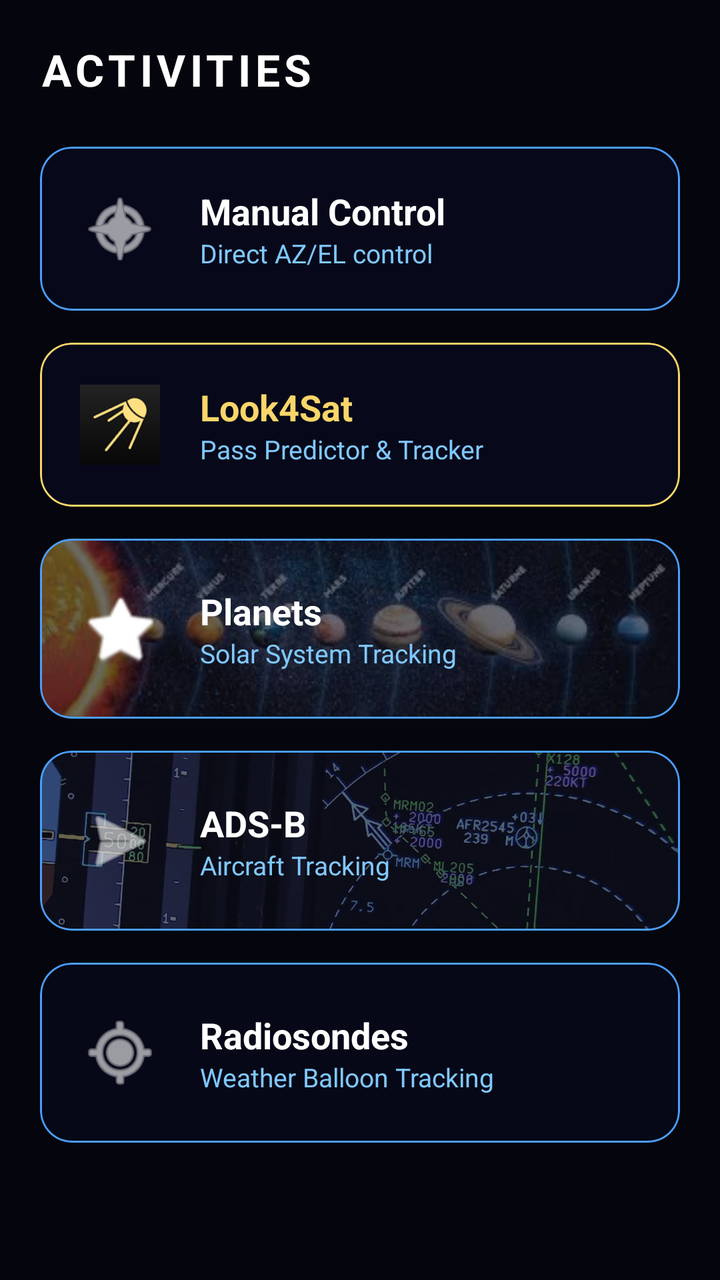
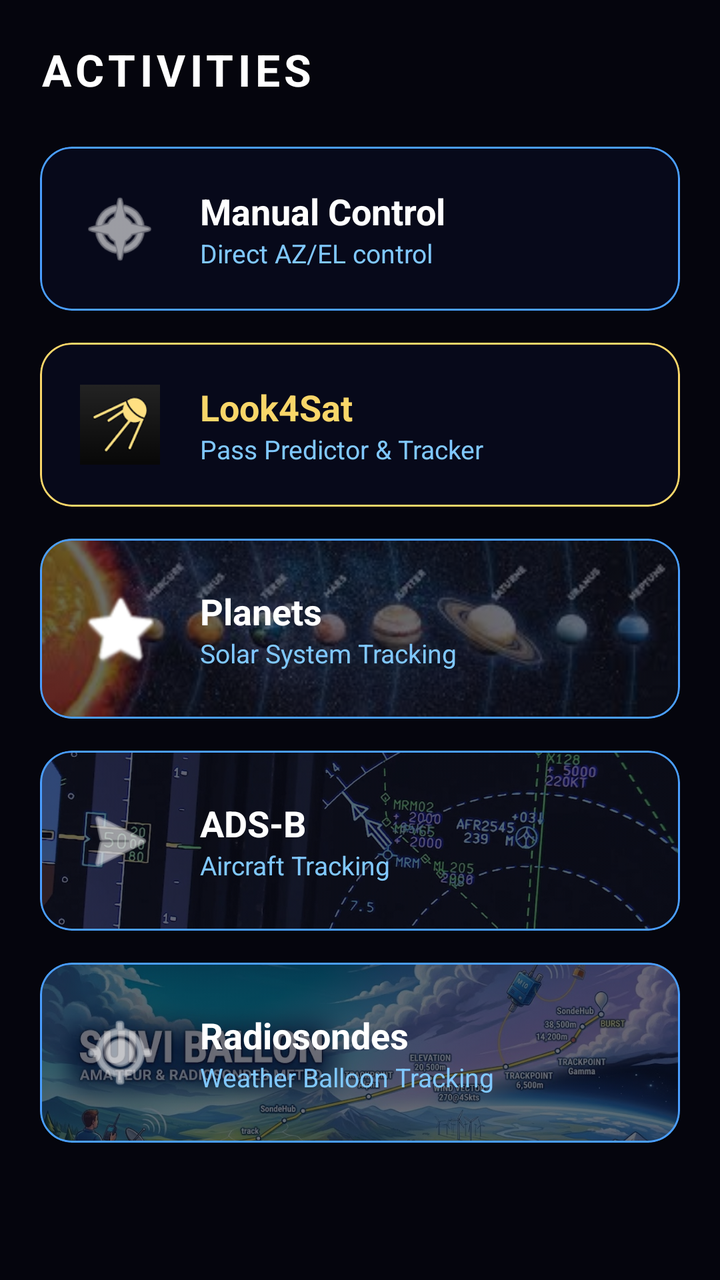

The first picture is an Android layout as it rendered before a commit; the second is the same layout after the commit. The layout source and the unified diff follow.
<!-- AndroidManifest.xml: application theme Theme.F4DIWRotatorApp -->
<!-- res/layout/fragment_home.xml -->
<?xml version="1.0" encoding="utf-8"?>
<ScrollView xmlns:android="http://schemas.android.com/apk/res/android"
    xmlns:app="http://schemas.android.com/apk/res-auto"
    android:layout_width="match_parent"
    android:layout_height="match_parent"
    android:background="@color/bg_main">

    <LinearLayout
        android:layout_width="match_parent"
        android:layout_height="wrap_content"
        android:orientation="vertical"
        android:padding="20dp">

        <TextView
            android:layout_width="match_parent"
            android:layout_height="wrap_content"
            android:text="@string/title_home"
            android:textColor="@color/white"
            android:textSize="22sp"
            android:textStyle="bold"
            android:letterSpacing="0.1"
            android:layout_marginBottom="24dp" />

        
        <com.google.android.material.card.MaterialCardView
            android:id="@+id/cardManual"
            android:layout_width="match_parent"
            android:layout_height="wrap_content"
            android:layout_marginBottom="16dp"
            android:clickable="true"
            android:focusable="true"
            app:cardCornerRadius="16dp"
            app:cardBackgroundColor="@color/bg_card"
            app:strokeWidth="1dp"
            app:strokeColor="@color/grid_blue">

            <LinearLayout
                android:layout_width="match_parent"
                android:layout_height="wrap_content"
                android:orientation="horizontal"
                android:padding="20dp"
                android:gravity="center_vertical">

                <ImageView
                    android:layout_width="40dp"
                    android:layout_height="40dp"
                    android:src="@android:drawable/ic_menu_compass"
                    app:tint="@color/white" />

                <LinearLayout
                    android:layout_width="0dp"
                    android:layout_height="wrap_content"
                    android:layout_weight="1"
                    android:orientation="vertical"
                    android:layout_marginStart="20dp">

                    <TextView
                        android:layout_width="wrap_content"
                        android:layout_height="wrap_content"
                        android:text="@string/activity_manual"
                        android:textColor="@color/white"
                        android:textSize="18sp"
                        android:textStyle="bold" />

                    <TextView
                        android:layout_width="wrap_content"
                        android:layout_height="wrap_content"
                        android:text="@string/activity_manual_sub"
                        android:textColor="@color/text_secondary"
                        android:textSize="13sp" />
                </LinearLayout>
            </LinearLayout>
        </com.google.android.material.card.MaterialCardView>

        
        <com.google.android.material.card.MaterialCardView
            android:id="@+id/cardLook4Sat"
            android:layout_width="match_parent"
            android:layout_height="wrap_content"
            android:layout_marginBottom="16dp"
            android:clickable="true"
            android:focusable="true"
            app:cardCornerRadius="16dp"
            app:cardBackgroundColor="@color/bg_card"
            app:strokeWidth="1dp"
            app:strokeColor="@color/look4sat_yellow">

            <LinearLayout
                android:layout_width="match_parent"
                android:layout_height="wrap_content"
                android:orientation="horizontal"
                android:padding="20dp"
                android:gravity="center_vertical">

                <ImageView
                    android:layout_width="40dp"
                    android:layout_height="40dp"
                    android:src="@drawable/look4sat_icon" />

                <LinearLayout
                    android:layout_width="0dp"
                    android:layout_height="wrap_content"
                    android:layout_weight="1"
                    android:orientation="vertical"
                    android:layout_marginStart="20dp">

                    <TextView
                        android:layout_width="wrap_content"
                        android:layout_height="wrap_content"
                        android:text="@string/activity_look4sat"
                        android:textColor="@color/look4sat_yellow"
                        android:textSize="18sp"
                        android:textStyle="bold" />

                    <TextView
                        android:layout_width="wrap_content"
                        android:layout_height="wrap_content"
                        android:text="@string/activity_look4sat_sub"
                        android:textColor="@color/text_secondary"
                        android:textSize="13sp" />
                </LinearLayout>
            </LinearLayout>
        </com.google.android.material.card.MaterialCardView>

        
        <com.google.android.material.card.MaterialCardView
            android:id="@+id/cardPlanets"
            android:layout_width="match_parent"
            android:layout_height="90dp"
            android:layout_marginBottom="16dp"
            android:clickable="true"
            android:focusable="true"
            app:cardCornerRadius="16dp"
            app:cardBackgroundColor="@color/bg_card"
            app:strokeWidth="1dp"
            app:strokeColor="@color/grid_blue">

            <FrameLayout
                android:layout_width="match_parent"
                android:layout_height="match_parent">

                
                <ImageView
                    android:layout_width="match_parent"
                    android:layout_height="match_parent"
                    android:src="@drawable/system_solaire"
                    android:scaleType="centerCrop"
                    android:alpha="0.4" />

                <LinearLayout
                    android:layout_width="match_parent"
                    android:layout_height="match_parent"
                    android:orientation="horizontal"
                    android:padding="20dp"
                    android:gravity="center_vertical">

                    <ImageView
                        android:layout_width="40dp"
                        android:layout_height="40dp"
                        android:src="@android:drawable/btn_star_big_on"
                        app:tint="@color/white" />

                    <LinearLayout
                        android:layout_width="0dp"
                        android:layout_height="wrap_content"
                        android:layout_weight="1"
                        android:orientation="vertical"
                        android:layout_marginStart="20dp">

                        <TextView
                            android:layout_width="wrap_content"
                            android:layout_height="wrap_content"
                            android:text="@string/activity_planets"
                            android:textColor="@color/white"
                            android:textSize="18sp"
                            android:textStyle="bold" />

                        <TextView
                            android:layout_width="wrap_content"
                            android:layout_height="wrap_content"
                            android:text="@string/activity_planets_sub"
                            android:textColor="@color/text_secondary"
                            android:textSize="13sp" />
                    </LinearLayout>
                </LinearLayout>
            </FrameLayout>
        </com.google.android.material.card.MaterialCardView>

        
        <com.google.android.material.card.MaterialCardView
            android:id="@+id/cardAdsb"
            android:layout_width="match_parent"
            android:layout_height="90dp"
            android:layout_marginBottom="16dp"
            android:clickable="true"
            android:focusable="true"
            app:cardCornerRadius="16dp"
            app:cardBackgroundColor="@color/bg_card"
            app:strokeWidth="1dp"
            app:strokeColor="@color/grid_blue">

            <FrameLayout
                android:layout_width="match_parent"
                android:layout_height="match_parent">

                
                <ImageView
                    android:layout_width="match_parent"
                    android:layout_height="match_parent"
                    android:src="@drawable/adsb_bg"
                    android:scaleType="centerCrop"
                    android:alpha="0.4" />

                <LinearLayout
                    android:layout_width="match_parent"
                    android:layout_height="match_parent"
                    android:orientation="horizontal"
                    android:padding="20dp"
                    android:gravity="center_vertical">

                    <ImageView
                        android:layout_width="40dp"
                        android:layout_height="40dp"
                        android:src="@android:drawable/ic_menu_send"
                        app:tint="@color/white" />

                    <LinearLayout
                        android:layout_width="0dp"
                        android:layout_height="wrap_content"
                        android:layout_weight="1"
                        android:orientation="vertical"
                        android:layout_marginStart="20dp">

                        <TextView
                            android:layout_width="wrap_content"
                            android:layout_height="wrap_content"
                            android:text="@string/activity_adsb"
                            android:textColor="@color/white"
                            android:textSize="18sp"
                            android:textStyle="bold" />

                        <TextView
                            android:layout_width="wrap_content"
                            android:layout_height="wrap_content"
                            android:text="@string/activity_adsb_sub"
                            android:textColor="@color/text_secondary"
                            android:textSize="13sp" />
                    </LinearLayout>
                </LinearLayout>
            </FrameLayout>
        </com.google.android.material.card.MaterialCardView>

        
        <com.google.android.material.card.MaterialCardView
            android:id="@+id/cardRadiosonde"
            android:layout_width="match_parent"
            android:layout_height="90dp"
            android:clickable="true"
            android:focusable="true"
            app:cardCornerRadius="16dp"
            app:cardBackgroundColor="@color/bg_card"
            app:strokeWidth="1dp"
            app:strokeColor="@color/grid_blue">

            <FrameLayout
                android:layout_width="match_parent"
                android:layout_height="match_parent">

                
                <ImageView
                    android:layout_width="match_parent"
                    android:layout_height="match_parent"
                    android:src="@drawable/system_solaire"
                    android:scaleType="centerCrop"
                    android:alpha="0.2"
                    app:tint="#80000000" />

                <LinearLayout
                    android:layout_width="match_parent"
                    android:layout_height="match_parent"
                    android:orientation="horizontal"
                    android:padding="20dp"
                    android:gravity="center_vertical">

                <ImageView
                    android:layout_width="40dp"
                    android:layout_height="40dp"
                    android:src="@android:drawable/ic_menu_mylocation"
                    app:tint="@color/white" />

                <LinearLayout
                    android:layout_width="0dp"
                    android:layout_height="wrap_content"
                    android:layout_weight="1"
                    android:orientation="vertical"
                    android:layout_marginStart="20dp">

                    <TextView
                        android:layout_width="wrap_content"
                        android:layout_height="wrap_content"
                        android:text="@string/activity_radiosonde"
                        android:textColor="@color/white"
                        android:textSize="18sp"
                        android:textStyle="bold" />

                    <TextView
                        android:layout_width="wrap_content"
                        android:layout_height="wrap_content"
                        android:text="@string/activity_radiosonde_sub"
                        android:textColor="@color/text_secondary"
                        android:textSize="13sp" />
                </LinearLayout>
            </LinearLayout>
            </FrameLayout>
        </com.google.android.material.card.MaterialCardView>

    </LinearLayout>
</ScrollView>
<!-- resources referenced by this layout -->
<resources>
  <color name="bg_card">#07091A</color>
  <color name="bg_main">#05050D</color>
  <color name="grid_blue">#4A9EFF</color>
  <color name="look4sat_yellow">#F9D669</color>
  <color name="text_secondary">#80C8FF</color>
  <color name="white">#FFFFFFFF</color>
  <!-- drawable adsb_bg: jpg bitmap (drawable-nodpi, 156299 bytes) -->
  <!-- drawable look4sat_icon: png bitmap (drawable-nodpi, 1425 bytes) -->
  <!-- drawable system_solaire: jpg bitmap (drawable-nodpi, 10553 bytes) -->
  <string name="activity_adsb">ADS-B</string>
  <string name="activity_adsb_sub">Aircraft Tracking</string>
  <string name="activity_look4sat">Look4Sat</string>
  <string name="activity_look4sat_sub">Pass Predictor &amp; Tracker</string>
  <string name="activity_manual">Manual Control</string>
  <string name="activity_manual_sub">Direct AZ/EL control</string>
  <string name="activity_planets">Planets</string>
  <string name="activity_planets_sub">Solar System Tracking</string>
  <string name="activity_radiosonde">Radiosondes</string>
  <string name="activity_radiosonde_sub">Weather Balloon Tracking</string>
  <string name="title_home">ACTIVITIES</string>
  <style name="Theme.F4DIWRotatorApp" parent="Theme.MaterialComponents.DayNight.NoActionBar">
          
          <item name="colorPrimary">@color/accent_blue</item>
          <item name="colorPrimaryVariant">@color/grid_blue</item>
          <item name="colorOnPrimary">@color/bg_main</item>
          
          <item name="colorSecondary">@color/text_secondary</item>
          <item name="colorSecondaryVariant">@color/accent_blue</item>
          <item name="colorOnSecondary">@color/black</item>
          
          <item name="android:statusBarColor">@color/bg_main</item>
          
          <item name="android:windowBackground">@color/bg_main</item>
          <item name="alertDialogTheme">@style/Theme.F4DIWRotatorApp.Dialog</item>
      </style>
  <color name="accent_blue">#4AAFFF</color>
  <color name="black">#FF000000</color>
  <style name="Theme.F4DIWRotatorApp.Dialog" parent="Theme.MaterialComponents.DayNight.Dialog.Alert">
          <item name="android:windowBackground">@color/bg_card</item>
          <item name="android:textColorPrimary">@color/white</item>
          <item name="colorAccent">@color/accent_blue</item>
      </style>
</resources>

<!-- the commit's change to res/layout/fragment_home.xml (unified diff, before → after) -->
@@ -270,10 +270,9 @@
                 <ImageView
                     android:layout_width="match_parent"
                     android:layout_height="match_parent"
-                    android:src="@drawable/system_solaire"
+                    android:src="@drawable/rs_bg"
                     android:scaleType="centerCrop"
-                    android:alpha="0.2"
-                    app:tint="#80000000" />
+                    android:alpha="0.4" />
 
                 <LinearLayout
                     android:layout_width="match_parent"
<!-- resource entries referenced after the edit -->
@@ -8,6 +8,7 @@
   <color name="white">#FFFFFFFF</color>
   <!-- drawable adsb_bg: jpg bitmap (drawable-nodpi, 156299 bytes) -->
   <!-- drawable look4sat_icon: png bitmap (drawable-nodpi, 1425 bytes) -->
+  <!-- drawable rs_bg: jpg bitmap (drawable-nodpi, 148554 bytes) -->
   <!-- drawable system_solaire: jpg bitmap (drawable-nodpi, 10553 bytes) -->
   <string name="activity_adsb">ADS-B</string>
   <string name="activity_adsb_sub">Aircraft Tracking</string>
